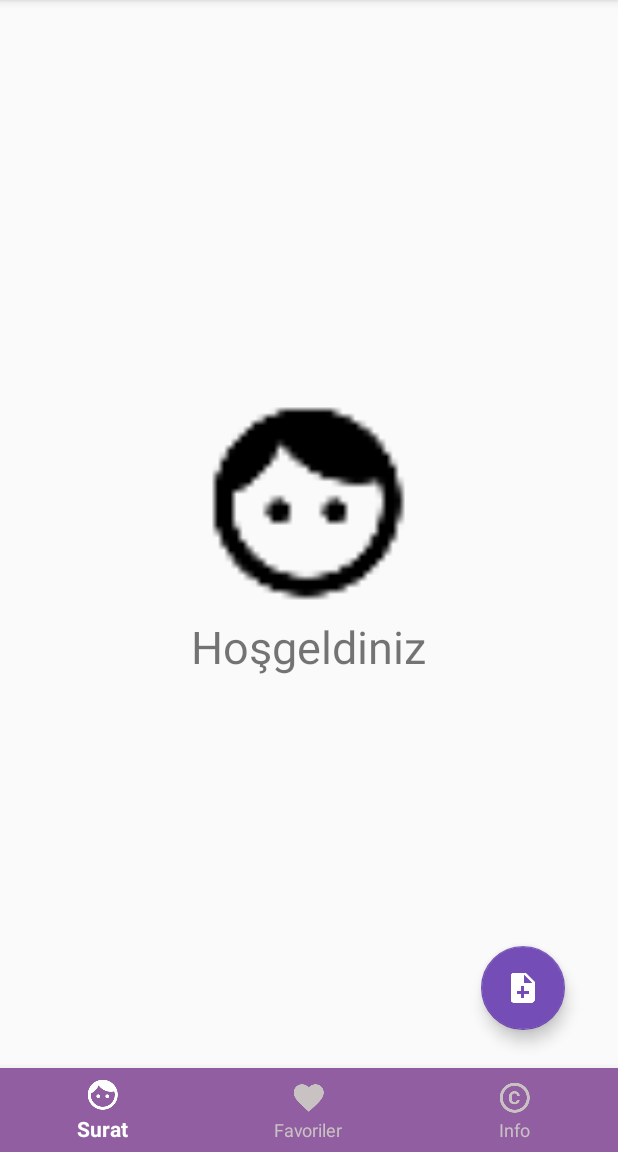
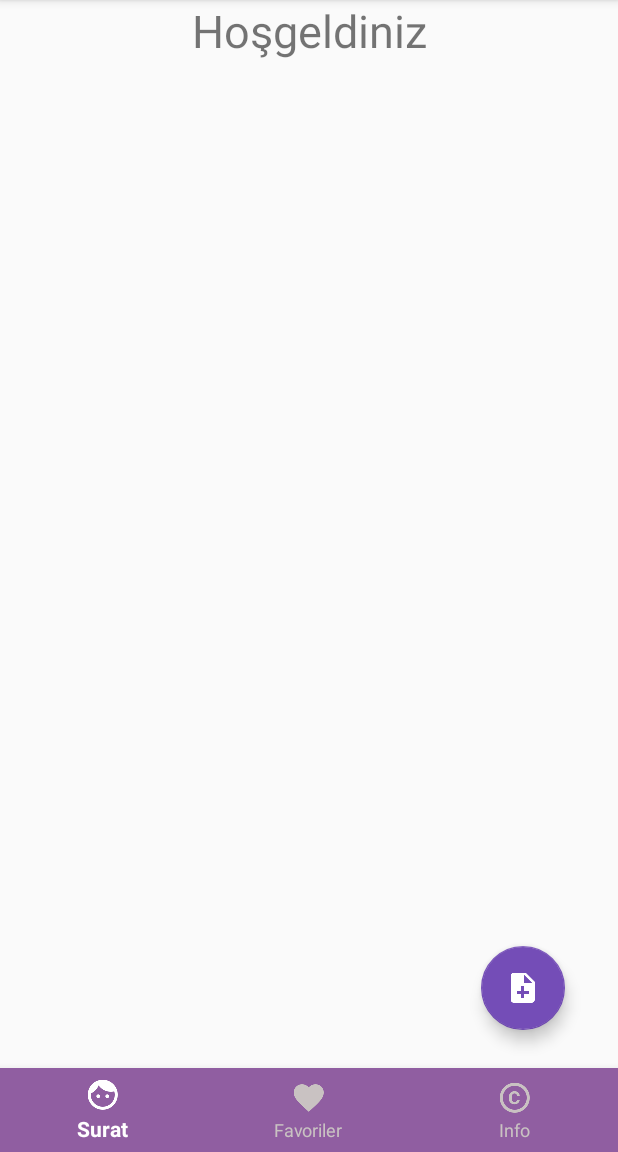
Before and after one commit to yerenutku/gelecegiyazankadinlar, an Android app: the screen it shows after launch (MainActivity), on a phone screen of 412 x 824 dp, the part 84-1236 px from its top. Run offline under Robolectric (Android 15) with nearby library versions, the phone set to English and light mode, and no system bars.

Commit message:
- NoteAdapter eklendi - NoteAdapter için layout olusturuldu - FİrstFragment'da adapter kullanımı yapildi - Henüz listemiz boş

```diff
--- a/EasyNotes/app/src/main/java/com/erenutku/easynotes/FirstFragment.java
+++ b/EasyNotes/app/src/main/java/com/erenutku/easynotes/FirstFragment.java
@@ -6,7 +6,13 @@ import android.support.v4.app.Fragment;
 import android.view.LayoutInflater;
 import android.view.View;
 import android.view.ViewGroup;
+import android.widget.ListView;
 import android.widget.TextView;
+
+import com.erenutku.easynotes.adapter.NotesAdapter;
+import com.erenutku.easynotes.model.NoteModel;
+
+import java.util.ArrayList;
 
 
 /**
@@ -14,6 +20,9 @@ import android.widget.TextView;
  */
 public class FirstFragment extends Fragment {
     private String text;
+    private ListView lvNotes;
+    private NotesAdapter mNotesAdapter;
+    private ArrayList<NoteModel> mNoteList = new ArrayList<>();
     private static FirstFragment mFirstFragment;
     public FirstFragment() {
         // Required empty public constructor
@@ -39,6 +48,10 @@ public class FirstFragment extends Fragment {
         View view = inflater.inflate(R.layout.fragment_first,container,false);
         TextView textView = (TextView) view.findViewById(R.id.tvText);
         textView.setText(text);
+        lvNotes = (ListView) view.findViewById(R.id.lvNotes);
+        mNotesAdapter = new NotesAdapter(getContext(),mNoteList);
+        lvNotes.setAdapter(mNotesAdapter);
+
         return view;
     }
 
--- a/EasyNotes/app/src/main/java/com/erenutku/easynotes/activity/NoteDetailsActivity.java
+++ b/EasyNotes/app/src/main/java/com/erenutku/easynotes/activity/NoteDetailsActivity.java
@@ -7,7 +7,7 @@ import android.widget.Button;
 import android.widget.EditText;
 
 import com.erenutku.easynotes.R;
-import com.erenutku.easynotes.models.NoteModel;
+import com.erenutku.easynotes.model.NoteModel;
 import com.google.firebase.database.DatabaseReference;
 import com.google.firebase.database.FirebaseDatabase;
 
--- /dev/null
+++ b/EasyNotes/app/src/main/java/com/erenutku/easynotes/adapter/NotesAdapter.java
@@ -0,0 +1,57 @@
+package com.erenutku.easynotes.adapter;
+
+import android.content.Context;
+import android.view.LayoutInflater;
+import android.view.View;
+import android.view.ViewGroup;
+import android.widget.BaseAdapter;
+import android.widget.TextView;
+
+import com.erenutku.easynotes.R;
+import com.erenutku.easynotes.model.NoteModel;
+
+import java.util.ArrayList;
+
+/**
+ * Created by yutku on 08/07/17.
+ */
+
+public class NotesAdapter extends BaseAdapter {
+    private ArrayList<NoteModel> mNoteList;
+    private Context mContext;
+
+    public NotesAdapter(Context context, ArrayList<NoteModel> noteList) {
+        mNoteList = noteList;
+        mContext = context;
+    }
+
+    @Override
+    public int getCount() {
+        return mNoteList.size();
+    }
+
+    @Override
+    public Object getItem(int i) {
+        return mNoteList.get(i);
+    }
+
+    @Override
+    public long getItemId(int i) {
+        return i;
+    }
+
+    @Override
+    public View getView(int i, View view, ViewGroup viewGroup) {
+        LayoutInflater inflater = (LayoutInflater) mContext.getSystemService(
+                Context.LAYOUT_INFLATER_SERVICE);
+        View rootView = inflater.inflate(R.layout.item_notes_layout,null);
+
+        TextView tvTitle = (TextView) rootView.findViewById(R.id.tvTitle);
+        TextView tvBody = (TextView) rootView.findViewById(R.id.tvBody);
+
+        tvTitle.setText(mNoteList.get(i).getTitle());
+        tvBody.setText(mNoteList.get(i).getBody());
+
+        return rootView;
+    }
+}
--- a/EasyNotes/app/src/main/java/com/erenutku/easynotes/models/NoteModel.java
+++ b/EasyNotes/app/src/main/java/com/erenutku/easynotes/model/NoteModel.java
@@ -1,4 +1,4 @@
-package com.erenutku.easynotes.models;
+package com.erenutku.easynotes.model;
 
 /**
  * Created by yutku on 08/07/17.
--- a/EasyNotes/app/src/main/res/layout/fragment_first.xml
+++ b/EasyNotes/app/src/main/res/layout/fragment_first.xml
@@ -1,20 +1,21 @@
 <LinearLayout xmlns:android="http://schemas.android.com/apk/res/android"
     xmlns:tools="http://schemas.android.com/tools"
     android:layout_width="match_parent"
+    android:layout_height="match_parent"
     android:orientation="vertical"
-    android:layout_height="match_parent"
-    android:gravity="center"
     tools:context=".FirstFragment">
-    <ImageView
-        android:layout_width="150dp"
-        android:layout_height="150dp"
-        android:background="@drawable/ic_face_black_24dp"/>
 
     <TextView
         android:id="@+id/tvText"
-        android:layout_width="wrap_content"
+        android:layout_width="match_parent"
+        android:gravity="center"
+        android:layout_height="wrap_content"
         android:textSize="30sp"
-        android:layout_height="wrap_content"
-        />
+        tools:text="Fragment İsmi" />
+
+    <ListView
+        android:id="@+id/lvNotes"
+        android:layout_width="match_parent"
+        android:layout_height="wrap_content" />
 
 </LinearLayout>
--- a/EasyNotes/app/src/main/res/values/colors.xml
+++ b/EasyNotes/app/src/main/res/values/colors.xml
@@ -5,4 +5,5 @@
     <color name="colorAccent">#744db7</color>
     <color name="white">#FFFFFF</color>
     <color name="gray">#c9c2c2</color>
+    <color name="black">#000</color>
 </resources>
```
Also changed, not shown: EasyNotes/app/src/main/res/layout/item_notes_layout.xml (added, +44 -0 lines).
